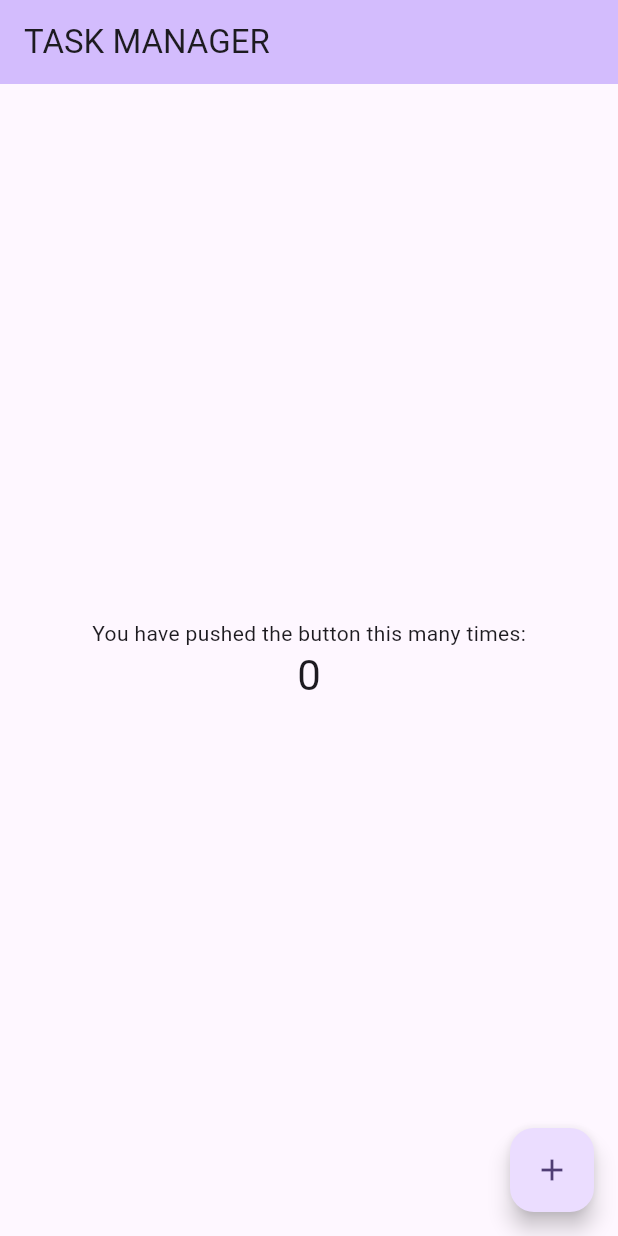
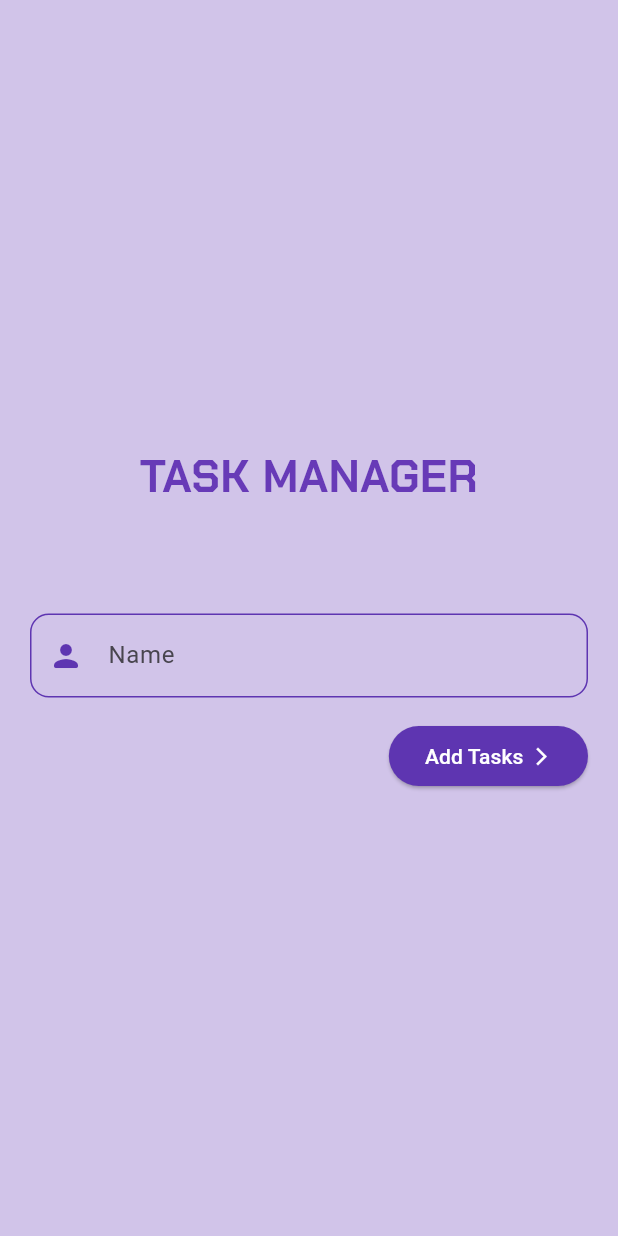
Before and after one commit to Perumallpardhiv/Task_Manager, a Flutter app: the screen it shows after launch, on a phone screen of 412 x 824 dp. Run offline on Flutter 3.47's test engine with Material 2 defaults, Android fonts, the phone set to English and light mode, and no system bars.

```diff
--- /dev/null
+++ b/lib/api/auth_repo.dart
@@ -0,0 +1,18 @@
+import 'dart:convert';
+import 'package:http/http.dart' as http;
+import 'package:task_manager/const/base_url.dart';
+import 'package:task_manager/models/auth_model.dart';
+
+class AuthRepository {
+  Future authResponse(String name) async {
+    var postBody = {"name": name};
+    print(name);
+    Uri url = Uri.parse("${ApiUrl.baseUrl}${ApiUrl.registerLogin}");
+    final response = await http.post(
+      url,
+      body: jsonEncode(postBody),
+      headers: {"Content-Type": "application/json"},
+    );
+    return AuthModel.fromJson(jsonDecode(response.body));
+  }
+}
--- /dev/null
+++ b/lib/const/base_url.dart
@@ -0,0 +1,4 @@
+class ApiUrl {
+  static const baseUrl = 'http://192.168.159.1:3000/';
+  static const registerLogin = 'registerLogin';
+}
--- a/lib/main.dart
+++ b/lib/main.dart
@@ -1,5 +1,5 @@
 import 'package:flutter/material.dart';
-import 'package:task_manager/screens/homePage.dart';
+import 'package:task_manager/screens/login.dart';
 
 void main() {
   runApp(const MyApp());
@@ -11,12 +11,13 @@ class MyApp extends StatelessWidget {
   @override
   Widget build(BuildContext context) {
     return MaterialApp(
+      debugShowCheckedModeBanner: false,
       title: 'Flutter Demo',
       theme: ThemeData(
-        colorScheme: ColorScheme.fromSeed(seedColor: Colors.deepPurple),
+        colorScheme: ColorScheme.fromSeed(seedColor: Colors.deepPurple.shade700),
         useMaterial3: true,
       ),
-      home: const MyHomePage(),
+      home: const Login(),
     );
   }
 }
--- /dev/null
+++ b/lib/models/auth_model.dart
@@ -0,0 +1,24 @@
+class AuthModel {
+  bool? status;
+  String? process;
+  String? success;
+  String? token;
+
+  AuthModel({this.status, this.process, this.success, this.token});
+
+  AuthModel.fromJson(Map<String, dynamic> json) {
+    status = json['status'];
+    process = json['process'];
+    success = json['success'];
+    token = json['token'];
+  }
+
+  Map<String, dynamic> toJson() {
+    final Map<String, dynamic> data = new Map<String, dynamic>();
+    data['status'] = this.status;
+    data['process'] = this.process;
+    data['success'] = this.success;
+    data['token'] = this.token;
+    return data;
+  }
+}
--- a/lib/screens/homePage.dart
+++ b/lib/screens/homePage.dart
@@ -8,39 +8,50 @@ class MyHomePage extends StatefulWidget {
 }
 
 class _MyHomePageState extends State<MyHomePage> {
-  int _counter = 0;
-
-  void _incrementCounter() {
-    setState(() {
-      _counter++;
-    });
-  }
 
   @override
   Widget build(BuildContext context) {
-    return Scaffold(
+    return SafeArea(
+      child: Scaffold(
         appBar: AppBar(
-        backgroundColor: Theme.of(context).colorScheme.inversePrimary,
-        title: Text("TASK MANAGER"),
+          backgroundColor: Colors.deepPurple.shade300,
+          toolbarHeight: 70,
+          title: Column(
+            mainAxisAlignment: MainAxisAlignment.center,
+            children: [
+              const Text(
+                "TASK MANAGER",
+                style: TextStyle(
+                  fontWeight: FontWeight.bold,
+                  fontSize: 22.5,
+                  color: Colors.white,
                 ),
-      body: Center(
-        child: Column(
-          mainAxisAlignment: MainAxisAlignment.center,
-          children: <Widget>[
+              ),
+              Divider(
+                indent: MediaQuery.of(context).size.width / 4.5,
+                endIndent: MediaQuery.of(context).size.width / 4.5,
+                height: 7.5,
+              ),
               const Text(
-              'You have pushed the button this many times:',
+                "FLUTTER X NODEJS",
+                style: TextStyle(
+                  fontWeight: FontWeight.bold,
+                  fontSize: 10,
+                  color: Colors.white,
                 ),
-            Text(
-              '$_counter',
-              style: Theme.of(context).textTheme.headlineMedium,
               ),
             ],
           ),
+          centerTitle: true,
+          elevation: 2,
         ),
+        body: const Center(),
         floatingActionButton: FloatingActionButton(
-        onPressed: _incrementCounter,
-        tooltip: 'Increment',
+          backgroundColor: Colors.deepPurple.shade200,
+          onPressed: (){},
+          tooltip: 'Add Task',
           child: const Icon(Icons.add),
+        ),
       ),
     );
   }
--- /dev/null
+++ b/lib/screens/login.dart
@@ -0,0 +1,159 @@
+import 'package:flutter/material.dart';
+import 'package:task_manager/api/auth_repo.dart';
+import 'package:task_manager/models/auth_model.dart';
+import 'package:task_manager/screens/homePage.dart';
+
+class Login extends StatefulWidget {
+  const Login({super.key});
+
+  @override
+  State<Login> createState() => _LoginState();
+}
+
+class _LoginState extends State<Login> {
+  TextEditingController controller = TextEditingController();
+  bool isLoading = false;
+
+  @override
+  Widget build(BuildContext context) {
+    return Scaffold(
+      backgroundColor: Colors.deepPurple.shade100,
+      body: Stack(
+        children: [
+          Padding(
+            padding: const EdgeInsets.symmetric(horizontal: 20),
+            child: Column(
+              mainAxisAlignment: MainAxisAlignment.center,
+              children: [
+                Center(
+                  child: Text(
+                    "TASK MANAGER",
+                    style: TextStyle(
+                      color: Colors.deepPurple.shade500,
+                      fontWeight: FontWeight.bold,
+                      fontSize: 30,
+                      fontFamily: 'chakrabold',
+                    ),
+                    textAlign: TextAlign.center,
+                  ),
+                ),
+                const SizedBox(height: 70),
+                TextFormField(
+                  controller: controller,
+                  decoration: InputDecoration(
+                    fillColor: Colors.deepPurple.shade100,
+                    filled: true,
+                    prefixIcon: const Icon(Icons.person_rounded),
+                    prefixIconColor: Colors.deepPurple.shade600,
+                    border: OutlineInputBorder(
+                      borderRadius: BorderRadius.circular(12.5),
+                      borderSide: BorderSide(color: Colors.deepPurple.shade600),
+                    ),
+                    enabledBorder: OutlineInputBorder(
+                      borderRadius: BorderRadius.circular(12.5),
+                      borderSide: BorderSide(color: Colors.deepPurple.shade600),
+                    ),
+                    disabledBorder: OutlineInputBorder(
+                      borderRadius: BorderRadius.circular(12.5),
+                      borderSide: BorderSide(color: Colors.deepPurple.shade600),
+                    ),
+                    focusedBorder: OutlineInputBorder(
+                      borderRadius: BorderRadius.circular(12.5),
+                      borderSide: BorderSide(color: Colors.deepPurple.shade600),
+                    ),
+                    hintText: 'Your Name',
+                    labelText: 'Name',
+                  ),
+                ),
+                const SizedBox(height: 15),
+                Align(
+                  alignment: Alignment.centerRight,
+                  child: ElevatedButton(
+                    onPressed: () async {
+                      if (controller.text.isNotEmpty) {
+                        try {
+                          isLoading = true;
+                          setState(() {});
+
+                          AuthModel res = await AuthRepository().authResponse(
+                            controller.text.toLowerCase(),
+                          );
+                          if (res.status ?? false) {
+                            isLoading = false;
+                            // ignore: use_build_context_synchronously
+                            Navigator.pushAndRemoveUntil(
+                              context,
+                              MaterialPageRoute(
+                                  builder: (context) => const MyHomePage()),
+                              (route) => false,
+                            );
+                            SnackBar snackBar = SnackBar(
+                              content:
+                                  Center(child: Text(res.success.toString())),
+                            );
+                            ScaffoldMessenger.of(context)
+                                .showSnackBar(snackBar);
+                          } else {
+                            isLoading = false;
+                            SnackBar snackBar = SnackBar(
+                              content:
+                                  Center(child: Text(res.success.toString())),
+                            );
+                            ScaffoldMessenger.of(context)
+                                .showSnackBar(snackBar);
+                          }
+                        } catch (e) {
+                          print(e);
+                          isLoading = false;
+                          SnackBar snackBar = SnackBar(
+                            content: Center(child: Text(e.toString())),
+                          );
+                          ScaffoldMessenger.of(context).showSnackBar(snackBar);
+                        }
+                        setState(() {});
+                      }
+                    },
+                    style: ElevatedButton.styleFrom(
+                      backgroundColor: Colors.deepPurple.shade600,
+                    ),
+                    child: Row(
+                      textBaseline: TextBaseline.alphabetic,
+                      mainAxisSize: MainAxisSize.min,
+                      children: [
+                        Text(
+                          "Add Tasks",
+                          style: TextStyle(
+                            color: Colors.white,
+                          ),
+                        ),
+                        SizedBox(width: 5),
+                        Icon(
+                          Icons.arrow_forward_ios,
+                          color: Colors.white,
+                          size: 14,
+                        ),
+                      ],
+                    ),
+                  ),
+                ),
+              ],
+            ),
+          ),
+          isLoading
+              ? Container(
+                color: Colors.deepPurple.shade50.withOpacity(0.5),
+                  height: MediaQuery.of(context).size.height,
+                  width: MediaQuery.of(context).size.width,
+                  child: Center(
+                    child: CircularProgressIndicator(
+                      color: Colors.deepPurple.shade600,
+                      strokeWidth: 2,
+                    ),
+                  ),
+                )
+              : Container()
+        ],
+      ),
+    );
+  }
+}
```
Also changed, not shown: pubspec.yaml (+17 -11 lines), assets/fonts/ArchivoBlack-Regular.ttf (added), assets/fonts/ChakraPetch-Bold.ttf (added), assets/fonts/ChakraPetch-Medium.ttf (added), assets/fonts/ChakraPetch-Regular.ttf (added), assets/fonts/ChakraPetch-SemiBold.ttf (added), pubspec.lock. Lines whose indentation alone changed are shown as unchanged.
